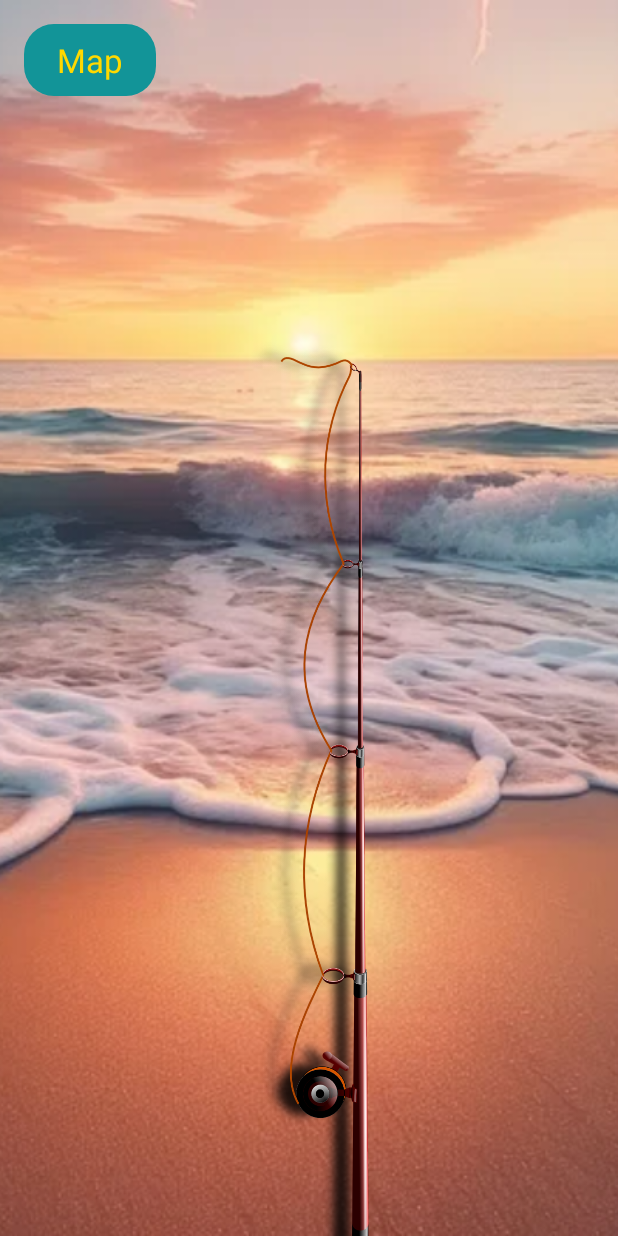
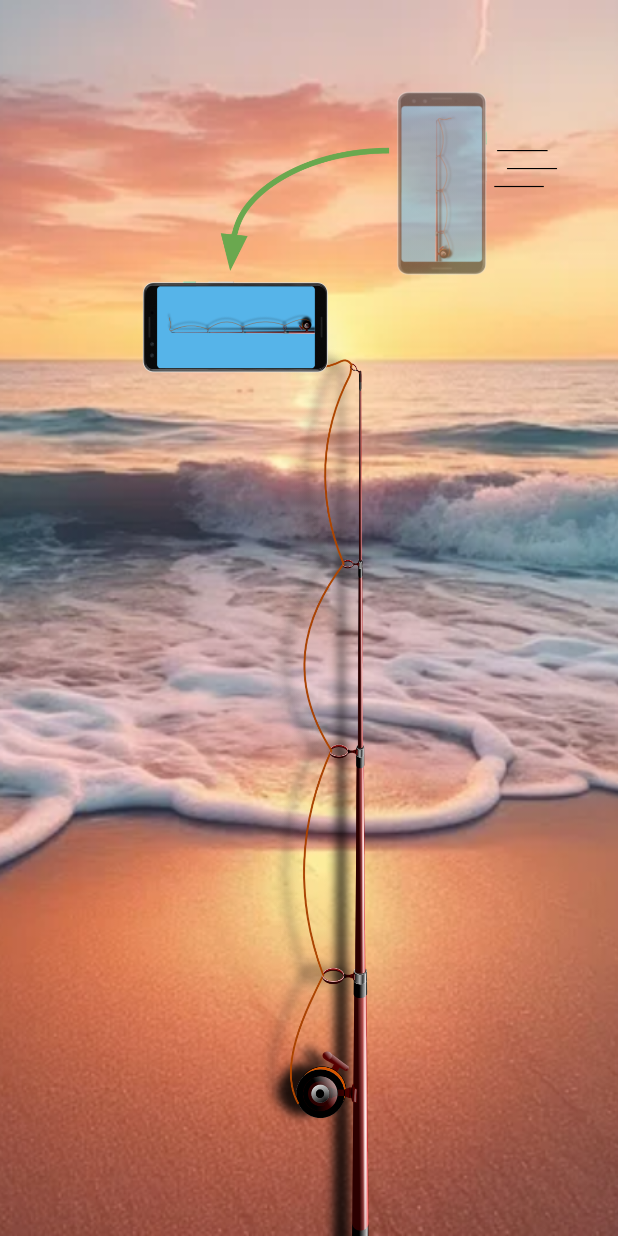
Before and after one commit to Whizma/GOFISH, an Android app: the FishingGame screen opened directly, with no data from a screen before it, on a phone screen of 412 x 824 dp. Run offline under Robolectric (Android 15) with nearby library versions, the light colour scheme and no system bars; 4 statements that could not run were skipped.

Commit message:
instructions images

```diff
--- a/app/src/main/java/com/example/gofish/Fish.java
+++ b/app/src/main/java/com/example/gofish/Fish.java
@@ -14,7 +14,7 @@
         Random r = new Random();
 
         switch (location) {
-            case "lake":
+            case "Lake":
                 if (r.nextFloat() < 0.95) {
                     this.name = "Northern pike";
                     this.latin = "Esox lucius";
@@ -26,13 +26,13 @@
                 }
                 this.fishImage = R.drawable.pike;
                 break;
-            case "dock":
+            case "Dock":
                 this.name = "Brown trout";
                 this.latin = "salmo trutta";
                 this.weight = (float)Math.round((4f + 4f*r.nextFloat())*10)/10; // 4 - 8 kg
                 this.fishImage = R.drawable.trout;
                 break;
-            case "beach":
+            case "Beach":
                 this.name = "European perch";
                 this.latin = "Perca fluviatilis";
                 this.weight = (float)Math.round((0.5f + 2f*r.nextFloat())*10)/10; // 0.5 - 2.5 kg
--- a/app/src/main/java/com/example/gofish/FishingGame.java
+++ b/app/src/main/java/com/example/gofish/FishingGame.java
@@ -67,14 +67,13 @@
     private ImageView fishImage;
     private TextView fishInfo;
     private ImageView ocean;
-    private ImageView gesture;
-    private ImageView stopGesture;
+    private ImageView reelGestureSpot;
+    private ImageView castGestureSpot;
     private Button restart;
     private Boolean escapingFish;
 
     private Fish fish;
 
-    private Button map;
 
     @Override
     protected void onCreate(Bundle savedInstanceState) {
@@ -117,25 +116,18 @@
         fishImage.setAlpha(0f);
         fishInfo = findViewById(R.id.fishInfo);
         fishInfo.setAlpha(0f);
-        gesture = findViewById(R.id.gesture);
-        gesture.setAlpha(0f);
-        stopGesture = findViewById(R.id.stopGesture);
-        stopGesture.setAlpha(0f);
+
+        reelGestureSpot = findViewById(R.id.reelGesture);
+        reelGestureSpot.setAlpha(0f);
+
+        castGestureSpot = findViewById(R.id.castGesture);
+        castGestureSpot.setAlpha(1f);
+
         restart = findViewById(R.id.restart);
-        restart.setVisibility(View.INVISIBLE);
+        restart.setAlpha(0f);
         restart.setEnabled(false);
 
         //timer = new Timer(); //hade problem med denna
-
-        Button map = findViewById(R.id.map);
-        map.setOnClickListener(new View.OnClickListener() {
-            @Override
-            public void onClick(View v) {
-                // Create an intent to navigate back to the map activity
-                Intent intent = new Intent(FishingGame.this, Map.class);
-                startActivity(intent);
-            }
-        });
 
         currentRotation = 0;
 
@@ -144,7 +136,7 @@
 
     private void initializeMediaPlayers() {
         castLinePlayer = MediaPlayer.create(this, R.raw.fishing_splash);
-        lowBubblePlayer = MediaPlayer.create(this, R.raw.low_instensity_bubbles);
+        lowBubblePlayer = MediaPlayer.create(this, R.raw.low_instensity_bubble);
         loudBubblePlayer = MediaPlayer.create(this, R.raw.bubble);
         reelPlayer = MediaPlayer.create(this, R.raw.reel);
         exclamationsPlayer = MediaPlayer.create(this, exclamations[new Random().nextInt(exclamations.length)]);
@@ -164,12 +156,17 @@
 
         initializeMediaPlayers();
 
-        gesture.setAlpha(0);
+
+        reelGestureSpot.setImageResource(R.drawable.reel);
+        reelGestureSpot.setAlpha(0f);
+
         if (failed) {
             linebreakPlayer.start();
         }
         escapingFish = false;
         rod.setRotationX(0);
+        castGestureSpot.setImageResource(R.drawable.cast2);
+        castGestureSpot.setAlpha(1f);
         sensorManager.registerListener(castLineSensorListener, sensor, SensorManager.SENSOR_DELAY_NORMAL);
         failed = false;
     }
@@ -212,6 +209,7 @@
         sensorManager.registerListener(nibblingSensorListener, sensor, SensorManager.SENSOR_DELAY_NORMAL);
 
         rod.setRotationX(50);
+        castGestureSpot.setImageResource(R.drawable.strike);
 
         loudBubblePlayer.start();
 
@@ -265,7 +263,8 @@
             @Override
             public void onClick(View v) {
 
-                restart.setVisibility(View.INVISIBLE);
+//                restart.setVisibility(View.INVISIBLE);
+                restart.setAlpha(0f);
                 restart.setEnabled(false);
                 fishInfo.setText("");
                 fishInfo.setAlpha(0f);
@@ -274,7 +273,8 @@
                 onReset();
             }
         });
-        restart.setVisibility(View.VISIBLE);
+//        restart.setVisibility(View.VISIBLE);
+        restart.setAlpha(1f);
         restart.setEnabled(true);
 
     }
@@ -367,7 +367,10 @@
         int minDistance = 150;
         int maxDistance = 250;
         reelDistance = (int)(fish.getWeight()*30) + rand.nextInt(maxDistance - minDistance) + minDistance;
-        gesture.setAlpha(1f);
+
+        castGestureSpot.setAlpha(0f);
+        reelGestureSpot.setAlpha(1f);
+
         reeling();
     }
 
@@ -379,6 +382,7 @@
         int minTime = 500;
         int maxTime = 8000;
         int randomTime = rand.nextInt(maxTime - minTime) + minTime;
+        castGestureSpot.setAlpha(1f);
 
         timer = new Timer();
         timer.schedule(new TimerTask() {
@@ -398,14 +402,17 @@
                     @Override
                     public void run() {
                         escapingFish = true;
-                        stopGesture.setAlpha(1f);
+
+                        reelGestureSpot.setImageResource(R.drawable.stop_reel);
                         innerTimer = new Timer();
 
                         innerTimer.schedule(new TimerTask() {
                             @Override
                             public void run() {
                                 escapingFish = false;
-                                stopGesture.setAlpha(0f);
+
+                                reelGestureSpot.setAlpha(0f);
+
                                 // You might want to add any additional logic here if needed
                                 warningVibrationOn = false;
                                 startFishTimer();
@@ -417,6 +424,7 @@
 
             }
         }, randomTime);
+        castGestureSpot.setImageResource(R.drawable.strike);
     }
 
     // Method to cancel the fish timer
@@ -428,7 +436,8 @@
         if (innerTimer != null) {
             innerTimer.cancel();
             escapingFish = false;
-            stopGesture.setAlpha(0f);
+
+            reelGestureSpot.setAlpha(0f);
             innerTimer = null; // Reset the timer reference
         }
     }
@@ -497,14 +506,14 @@
 
         @Override
         public void onSensorChanged(SensorEvent event) {
-            if (!isReeling && event.values[0] >= 0 && event.values[0] <= 9 && !escapingFish) {
+            if (!isReeling && event.values[0] >= 0 && event.values[0] <= 9) {
                 isReeling = true;
                 reelDistance -= 50;
                 reelSound();
                 if (reelDistance > 0) {
 
                 } else {
-                    gesture.setAlpha(0);
+                    reelGestureSpot.setAlpha(0f);
                     caughtFish();
                 }
 
@@ -515,11 +524,6 @@
                         isReeling = false;
                     }
                 }, 500); // Adjust the delay time (in milliseconds) as needed
-            } else if (!isReeling && event.values[0] >= 0 && event.values[0] <= 9 && escapingFish) {
-                cancelFishTimer();
-                failed = true;
-                sensorManager.unregisterListener(reelingSensorListener);
-                onReset();
             }
         }
 
--- a/app/src/main/res/layout/activity_fishing_game.xml
+++ b/app/src/main/res/layout/activity_fishing_game.xml
@@ -34,30 +34,56 @@
         app:srcCompat="@drawable/fishing_rod" />
 
     <ImageView
-        android:id="@+id/gesture"
-        android:layout_width="247dp"
-        android:layout_height="344dp"
-        android:layout_marginBottom="200dp"
+        android:id="@+id/reelGesture"
+        android:layout_width="264dp"
+        android:layout_height="378dp"
+        android:layout_marginBottom="328dp"
         android:rotation="270"
+        android:alpha="0"
         app:layout_constraintBottom_toBottomOf="@+id/horizon"
         app:layout_constraintEnd_toEndOf="parent"
         app:layout_constraintStart_toStartOf="parent"
-        app:layout_constraintTop_toTopOf="parent"
-        app:srcCompat="@drawable/gesture" />
+        app:layout_constraintHorizontal_bias="0.6"
+        app:srcCompat="@drawable/reel" />
+
+
+<!--    <ImageView-->
+<!--        android:id="@+id/stopGesture"-->
+<!--        android:layout_width="264dp"-->
+<!--        android:layout_height="378dp"-->
+<!--        android:layout_marginBottom="328dp"-->
+<!--        android:rotation="270"-->
+<!--        android:alpha="0"-->
+<!--        app:layout_constraintBottom_toBottomOf="@+id/horizon"-->
+<!--        app:layout_constraintEnd_toEndOf="parent"-->
+<!--        app:layout_constraintHorizontal_bias="0.6"-->
+<!--        app:layout_constraintStart_toStartOf="parent"-->
+<!--        app:srcCompat="@drawable/stop_reel" />-->
 
     <ImageView
-        android:id="@+id/stopGesture"
-        android:layout_width="243dp"
-        android:layout_height="290dp"
-        android:layout_marginBottom="50dp"
-        android:rotation="270"
-        app:layout_constraintBottom_toBottomOf="parent"
+        android:id="@+id/castGesture"
+        android:layout_width="322dp"
+        android:layout_height="571dp"
+        android:layout_marginBottom="228dp"
+        app:layout_constraintBottom_toBottomOf="@+id/horizon"
         app:layout_constraintEnd_toEndOf="parent"
-        app:layout_constraintHorizontal_bias="0.496"
+        app:layout_constraintHorizontal_bias="0.7"
         app:layout_constraintStart_toStartOf="parent"
-        app:layout_constraintTop_toTopOf="parent"
-        app:layout_constraintVertical_bias="0.299"
-        app:srcCompat="@drawable/stopgesture" />
+        app:srcCompat="@drawable/cast2" />
+
+<!--    <ImageView-->
+<!--        android:id="@+id/strikeGesture"-->
+<!--        android:layout_width="322dp"-->
+<!--        android:layout_height="571dp"-->
+<!--        android:layout_marginBottom="228dp"-->
+<!--        android:alpha="0"-->
+<!--        app:layout_constraintBottom_toBottomOf="@+id/horizon"-->
+<!--        app:layout_constraintEnd_toEndOf="parent"-->
+<!--        app:layout_constraintHorizontal_bias="0.7"-->
+<!--        app:layout_constraintStart_toStartOf="parent"-->
+<!--        app:layout_constraintTop_toTopOf="parent"-->
+<!--        app:layout_constraintVertical_bias="1.0"-->
+<!--        app:srcCompat="@drawable/strike" />-->
 
     <ImageView
         android:id="@+id/fish"
@@ -65,10 +91,10 @@
         android:layout_height="wrap_content"
         app:layout_constraintBottom_toBottomOf="parent"
         app:layout_constraintEnd_toEndOf="parent"
-        app:layout_constraintHorizontal_bias="0.0"
+        app:layout_constraintHorizontal_bias="1.0"
         app:layout_constraintStart_toStartOf="parent"
         app:layout_constraintTop_toTopOf="parent"
-        app:layout_constraintVertical_bias="1.0"
+        app:layout_constraintVertical_bias="0.0"
         app:srcCompat="@drawable/fish_look" />
 
     <Button
@@ -101,19 +127,4 @@
         app:layout_constraintStart_toStartOf="parent"
         app:layout_constraintTop_toTopOf="parent" />
 
-    <Button
-        android:id="@+id/map"
-        android:layout_width="wrap_content"
-        android:layout_height="wrap_content"
-        android:layout_marginTop="16dp"
-        android:text="Map"
-        android:backgroundTint="@color/popup"
-        android:background="@drawable/rounded_button"
-        android:textColor="@color/yellow"
-        android:textAppearance="@style/TextAppearance.AppCompat.Large"
-        app:layout_constraintEnd_toEndOf="parent"
-        app:layout_constraintHorizontal_bias="0.049"
-        app:layout_constraintStart_toStartOf="parent"
-        app:layout_constraintTop_toTopOf="parent" />
-
 </androidx.constraintlayout.widget.ConstraintLayout>
```
Also changed, not shown: app/src/main/res/drawable/cast.png (added), app/src/main/res/drawable/cast2.png (added), app/src/main/res/drawable/reel.png (added), app/src/main/res/drawable/stop_reel.png (added), app/src/main/res/drawable/strike.png (added).
